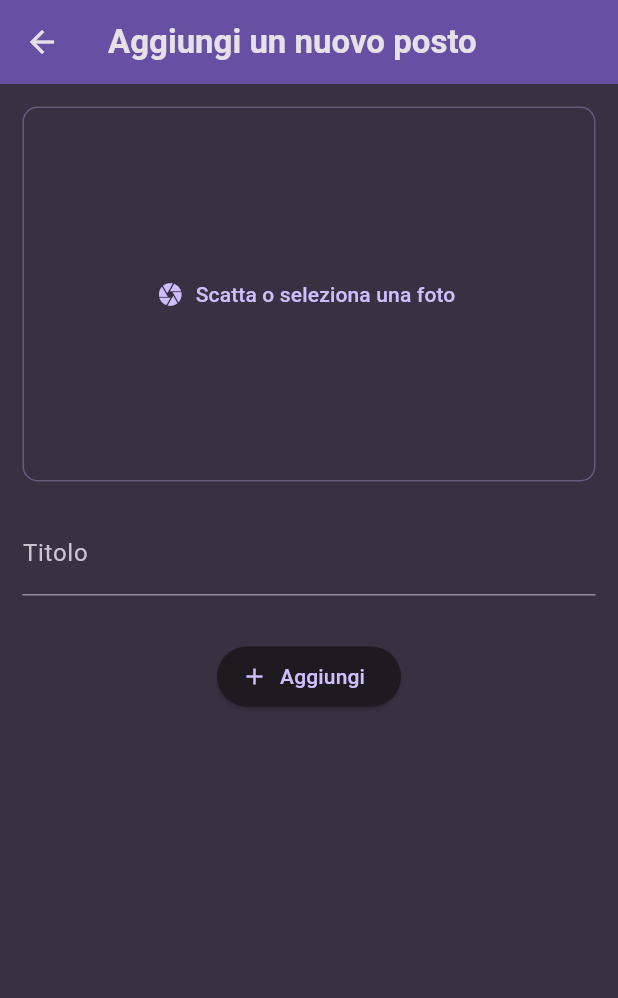
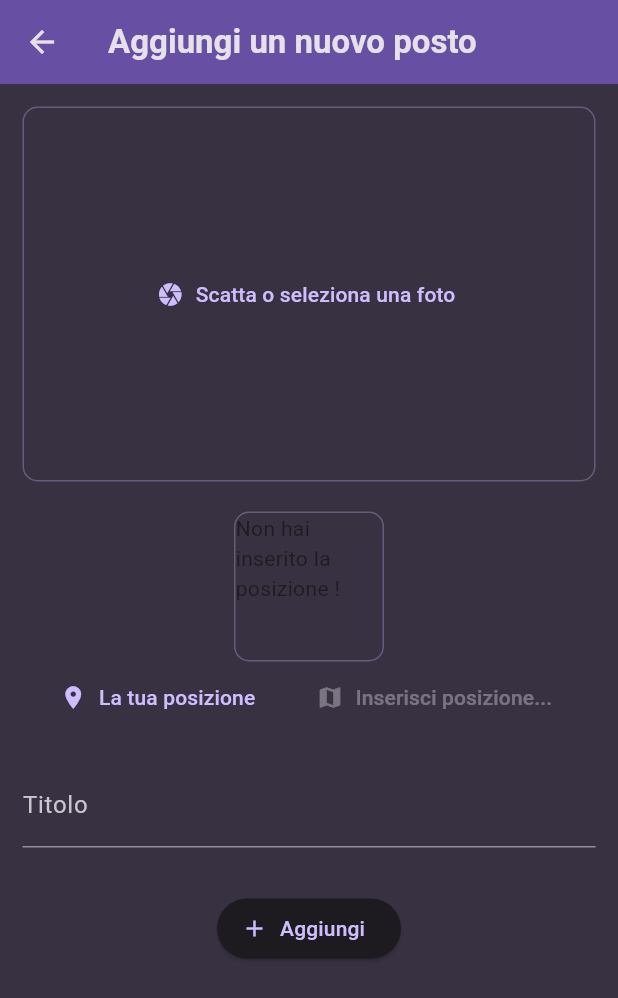
Before and after one commit to MicheleAbategiovanni/flutter-fav_places, a Flutter app: the screen it shows after launch, after a tap on the "add" icon, on a phone screen of 412 x 824 dp. Shown: the top 998 px of the screen. Run offline on Flutter 3.47's test engine with Material 3 defaults, Android fonts, the phone set to English and light mode, and no system bars; our stand-ins replace flutter_riverpod, google_fonts, image_picker, location, sqflite; accounts and stored records are empty.

Commit message:
Add sqlf for save in local storage the places.
- Load data from local storage
- Save data in local storage

```diff
--- a/lib/models/place.dart
+++ b/lib/models/place.dart
@@ -5,7 +5,8 @@ import 'package:uuid/uuid.dart';
 const uuid = Uuid();
 
 class Place {
-  Place({required this.title, required this.image}) : id = uuid.v4();
+  Place({required this.title, required this.image, String? id})
+      : id = id ?? uuid.v4();
 
   final String id;
   final String title;
--- a/lib/provider/user_places.dart
+++ b/lib/provider/user_places.dart
@@ -2,13 +2,57 @@ import 'dart:io';
 
 import 'package:favorite_places/models/place.dart';
 import 'package:flutter_riverpod/flutter_riverpod.dart';
+import 'package:path_provider/path_provider.dart' as syspaths;
+import 'package:path/path.dart' as path;
+import 'package:sqflite/sqflite.dart' as sql;
+import 'package:sqflite/sqlite_api.dart';
+
+Future<Database> _getDatabase() async {
+  final dbPath = await sql.getDatabasesPath();
+  final db = await sql.openDatabase(
+    path.join(dbPath, 'places.db'),
+    onCreate: (db, version) {
+      return db.execute(
+          'CREATE TABLE user_places(id TEXT PRIMARY KEY, title TEXT, image TEXT)');
+    },
+    version: 1,
+  );
+
+  return db;
+}
 
 class UserPlacesNotifier extends StateNotifier<List<Place>> {
   UserPlacesNotifier() : super(const []);
 
-  void addPlace(String title, File image) {
-    final newPlace = Place(title: title, image: image);
-    //
+  Future<void> loadPlaces() async {
+    final db = await _getDatabase();
+    final data = await db.query('user_places');
+    final places = data
+        .map(
+          (row) => Place(
+              id: row['id'] as String,
+              title: row['title'] as String,
+              image: File(row['image'] as String)),
+        )
+        .toList();
+
+    state = places;
+  }
+
+  Future<void> addPlace(String title, File image) async {
+    final appDir = await syspaths.getApplicationDocumentsDirectory();
+    final filename = path.basename(image.path);
+    final copiedImage = await image.copy('${appDir.path}/$filename');
+
+    final newPlace = Place(title: title, image: copiedImage);
+    final db = await _getDatabase();
+
+    await db.insert('user_places', {
+      'id': newPlace.id,
+      'title': newPlace.title,
+      'image': copiedImage.path
+    });
+
     state = [newPlace, ...state];
   }
 }
--- a/lib/screens/add_place_screen.dart
+++ b/lib/screens/add_place_screen.dart
@@ -2,6 +2,7 @@ import 'dart:io';
 
 import 'package:favorite_places/provider/user_places.dart';
 import 'package:favorite_places/widgets/image_input.dart';
+import 'package:favorite_places/widgets/location_input.dart';
 import 'package:flutter/material.dart';
 import 'package:flutter_riverpod/flutter_riverpod.dart';
 
@@ -49,6 +50,8 @@ class _AddPlaceScreenState extends ConsumerState<AddPlaceScreen> {
                 onPickImage: (image) => _selectedImage = image,
               ),
               const SizedBox(height: 20),
+              const LocationInput(),
+              const SizedBox(height: 20),
               TextField(
                 controller: _titleController,
                 decoration: const InputDecoration(
--- a/lib/screens/home_screen.dart
+++ b/lib/screens/home_screen.dart
@@ -3,11 +3,25 @@ import 'package:favorite_places/widgets/places_items.dart';
 import 'package:flutter/material.dart';
 import 'package:flutter_riverpod/flutter_riverpod.dart';
 
-class HomeScreen extends ConsumerWidget {
+class HomeScreen extends ConsumerStatefulWidget {
   const HomeScreen({super.key});
 
   @override
-  Widget build(BuildContext context, WidgetRef ref) {
+  ConsumerState<HomeScreen> createState() => _HomeScreenState();
+}
+
+class _HomeScreenState extends ConsumerState<HomeScreen> {
+  late Future<void> _placesFuture;
+
+  @override
+  void initState() {
+    super.initState();
+    //
+    _placesFuture = ref.read(userPlaceProvider.notifier).loadPlaces();
+  }
+
+  @override
+  Widget build(BuildContext context) {
     final userPlaces = ref.watch(userPlaceProvider);
 
     return Scaffold(
@@ -25,7 +39,15 @@ class HomeScreen extends ConsumerWidget {
           ),
         ],
       ),
-      body: PlacesItemsScreen(places: userPlaces),
+      body: FutureBuilder(
+        future: _placesFuture,
+        builder: (context, snapshot) =>
+            snapshot.connectionState == ConnectionState.waiting
+                ? const Center(
+                    child: CircularProgressIndicator(),
+                  )
+                : PlacesItemsScreen(places: userPlaces),
+      ),
     );
   }
 }
--- /dev/null
+++ b/lib/widgets/location_input.dart
@@ -0,0 +1,88 @@
+import 'package:flutter/material.dart';
+import 'package:location/location.dart';
+
+class LocationInput extends StatefulWidget {
+  const LocationInput({super.key});
+
+  @override
+  State<LocationInput> createState() => _LocationInputState();
+}
+
+class _LocationInputState extends State<LocationInput> {
+  LocationData? _pickedLocation;
+  bool _isGetLocation = false;
+
+  void _getCurrentLocation() async {
+    Location location = new Location();
+
+    bool serviceEnabled;
+    PermissionStatus permissionGranted;
+    LocationData locationData;
+
+    serviceEnabled = await location.serviceEnabled();
+    if (!serviceEnabled) {
+      serviceEnabled = await location.requestService();
+      if (!serviceEnabled) {
+        return;
+      }
+    }
+
+    permissionGranted = await location.hasPermission();
+    if (permissionGranted == PermissionStatus.denied) {
+      permissionGranted = await location.requestPermission();
+      if (permissionGranted != PermissionStatus.granted) {
+        return;
+      }
+    }
+
+    setState(() {
+      _isGetLocation = true;
+    });
+
+    locationData = await location.getLocation();
+
+    setState(() {
+      _isGetLocation = false;
+    });
+
+    print(locationData.latitude);
+    print(locationData.longitude);
+  }
+
+  @override
+  Widget build(BuildContext context) {
+    return Column(
+      children: [
+        Container(
+          width: 100,
+          height: 100,
+          decoration: BoxDecoration(
+            border: Border.all(
+              width: 1,
+              color: Theme.of(context).colorScheme.primary.withOpacity(0.3),
+            ),
+            borderRadius: const BorderRadius.all(Radius.circular(10)),
+          ),
+          child: _isGetLocation
+              ? const CircularProgressIndicator()
+              : const Text('Non hai inserito la posizione !'),
+        ),
+        Row(
+          mainAxisAlignment: MainAxisAlignment.spaceEvenly,
+          children: [
+            TextButton.icon(
+              onPressed: _getCurrentLocation,
+              label: const Text('La tua posizione'),
+              icon: const Icon(Icons.location_on),
+            ),
+            TextButton.icon(
+              onPressed: null,
+              label: const Text('Inserisci posizione...'),
+              icon: const Icon(Icons.map),
+            ),
+          ],
+        ),
+      ],
+    );
+  }
+}
--- a/pubspec.yaml
+++ b/pubspec.yaml
@@ -40,6 +40,10 @@ dependencies:
   riverpod_annotation: ^2.3.5
   uuid: ^4.4.0
   image_picker: ^1.1.2
+  location: ^6.0.2
+  path_provider: ^2.1.3
+  path: ^1.9.0
+  sqflite: ^2.3.3+1
 
 dev_dependencies:
   flutter_test:
```
Also changed, not shown: pubspec.lock, 5 other files.
